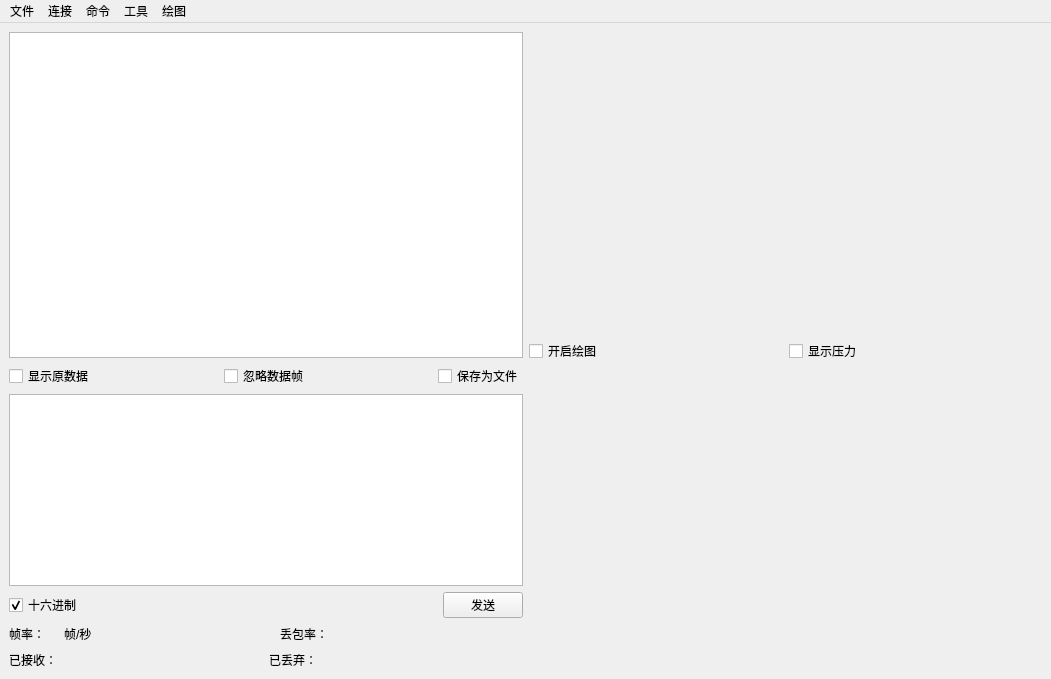
First picture: the form in form/mainwindow.ui, repository zuijiangwan/matrix, before the edit.
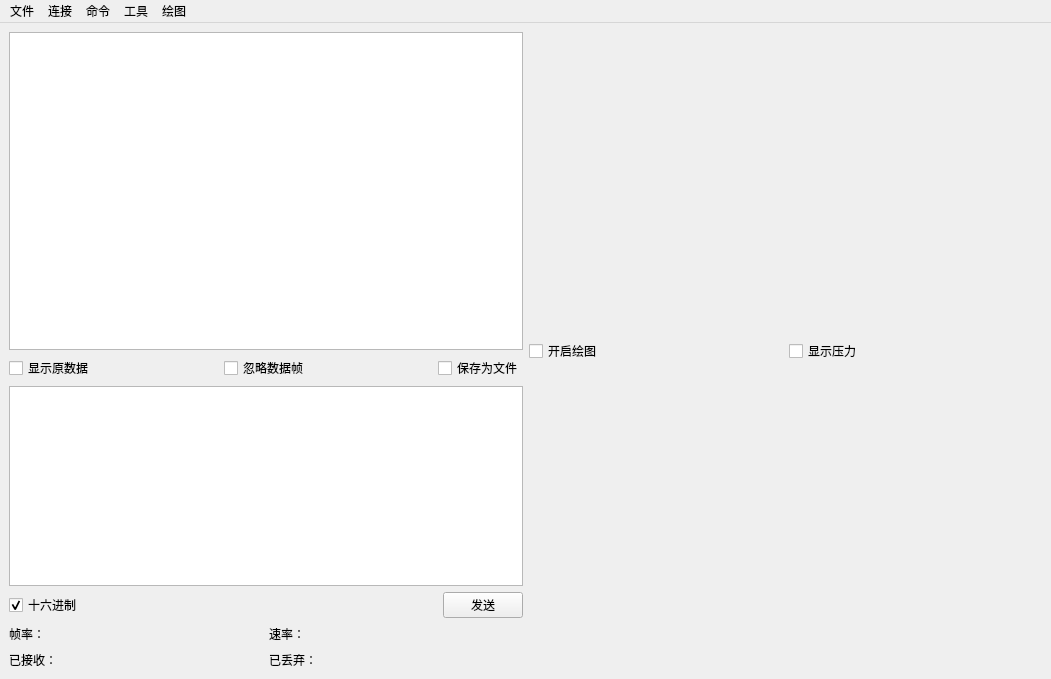
Second picture: the form after the edit. Icons and pictures are not drawn.

Diff of the .ui file:
```diff
--- a/form/mainwindow.ui
+++ b/form/mainwindow.ui
@@ -110,6 +110,12 @@
             <verstretch>0</verstretch>
            </sizepolicy>
           </property>
+          <property name="minimumSize">
+           <size>
+            <width>0</width>
+            <height>200</height>
+           </size>
+          </property>
          </widget>
         </item>
         <item>
@@ -162,13 +168,6 @@
             </property>
            </widget>
           </item>
-          <item>
-           <widget class="QLabel" name="label">
-            <property name="text">
-             <string>帧/秒</string>
-            </property>
-           </widget>
-          </item>
           <item>
            <spacer name="horizontalSpacer_4">
             <property name="orientation">
@@ -185,7 +184,7 @@
           <item>
            <widget class="QLabel" name="label_3">
             <property name="text">
-             <string>丢包率：</string>
+             <string>速率：</string>
             </property>
            </widget>
           </item>
```
Left out of the diff: 11 changed lines with no effect on the pictures.
